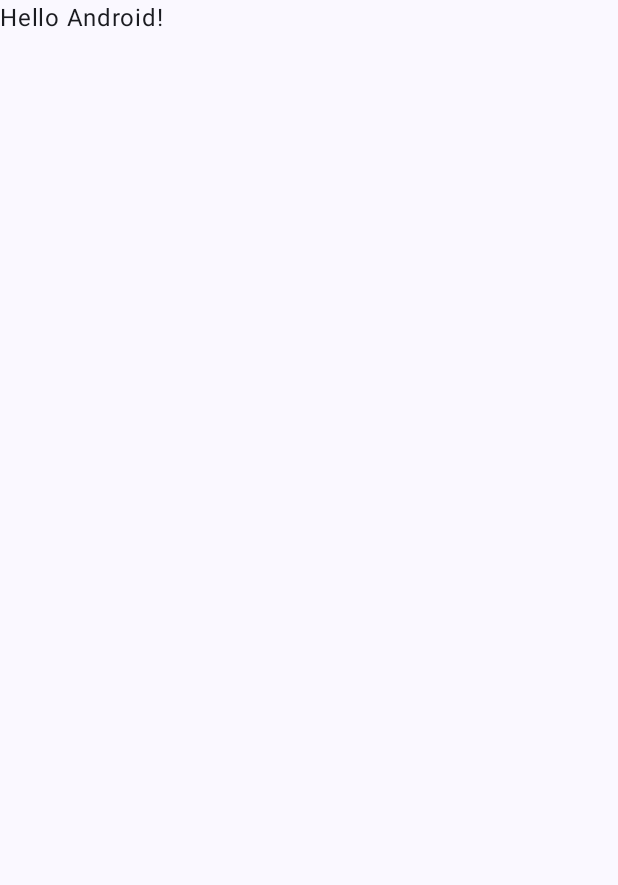
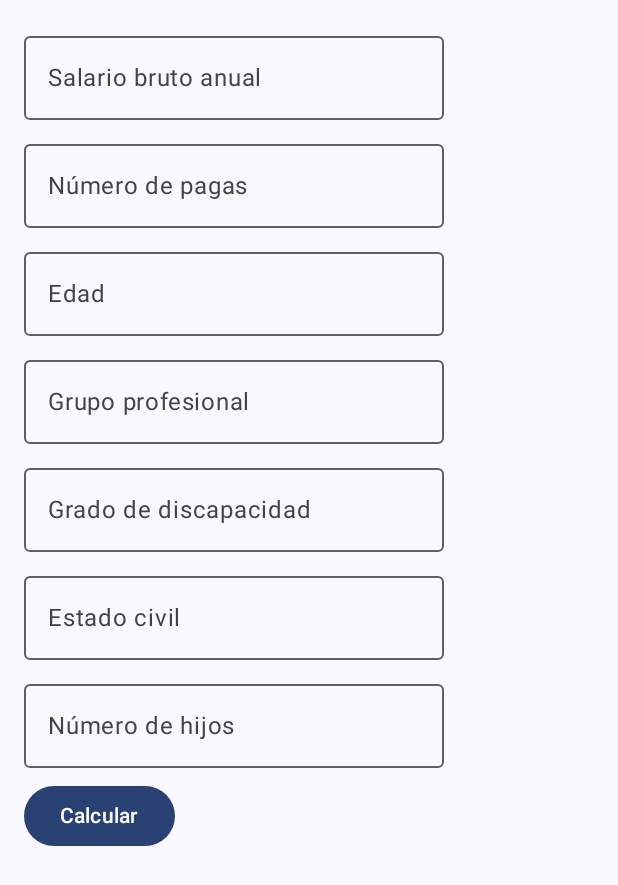
Before and after one commit to Aeb-M/CalculadoraActividadUno, an Android app built with Jetpack Compose: the screen it shows after launch (MainActivity), on a phone screen of 412 x 824 dp. Before the commit the part shown is almost empty. Shown: the top 885 px of the screen. Run offline under Robolectric (Android 15) with nearby library versions, the phone set to English and light mode, and no system bars.

Commit message:
creo vista 1

```diff
--- a/app/src/main/java/com/aebm/calculadoraactividaduno/MainActivity.kt
+++ b/app/src/main/java/com/aebm/calculadoraactividaduno/MainActivity.kt
@@ -12,6 +12,7 @@ import androidx.compose.runtime.Composable
 import androidx.compose.ui.Modifier
 import androidx.compose.ui.tooling.preview.Preview
 import com.aebm.calculadoraactividaduno.ui.theme.CalculadoraActividadUnoTheme
+import com.aebm.calculadoraactividaduno.ui.theme.FormularioScreen
 
 class MainActivity : ComponentActivity() {
     override fun onCreate(savedInstanceState: Bundle?) {
@@ -20,10 +21,7 @@ class MainActivity : ComponentActivity() {
         setContent {
             CalculadoraActividadUnoTheme {
                 Scaffold(modifier = Modifier.fillMaxSize()) { innerPadding ->
-                    Greeting(
-                        name = "Android",
-                        modifier = Modifier.padding(innerPadding)
-                    )
+                    FormularioScreen(modifier = Modifier.padding(innerPadding))
                 }
             }
         }
--- /dev/null
+++ b/app/src/main/java/com/aebm/calculadoraactividaduno/ui/theme/VistaUnoFormulario.kt
@@ -0,0 +1,44 @@
+package com.aebm.calculadoraactividaduno.ui.theme
+
+import androidx.compose.foundation.layout.*
+import androidx.compose.foundation.rememberScrollState
+import androidx.compose.foundation.verticalScroll
+import androidx.compose.material3.*
+import androidx.compose.runtime.*
+import androidx.compose.ui.Modifier
+import androidx.compose.ui.tooling.preview.Preview
+import androidx.compose.ui.unit.dp
+
+@Composable
+fun FormularioScreen(modifier: Modifier = Modifier) {
+    var salarioBruto by remember { mutableStateOf("") }
+    var numPagas by remember { mutableStateOf("") }
+    var edad by remember { mutableStateOf("") }
+    var grupo by remember { mutableStateOf("") }
+    var discapacidad by remember { mutableStateOf("") }
+    var estadoCivil by remember { mutableStateOf("") }
+    var numHijos by remember { mutableStateOf("") }
+
+    Column(
+        modifier = modifier.verticalScroll(rememberScrollState()).padding(16.dp),
+        verticalArrangement = Arrangement.spacedBy(8.dp)
+    ) {
+        OutlinedTextField(value = salarioBruto, onValueChange = { salarioBruto = it }, label = { Text("Salario bruto anual") })
+        OutlinedTextField(value = numPagas, onValueChange = { numPagas = it }, label = { Text("Número de pagas") })
+        OutlinedTextField(value = edad, onValueChange = { edad = it }, label = { Text("Edad") })
+        OutlinedTextField(value = grupo, onValueChange = { grupo = it }, label = { Text("Grupo profesional") })
+        OutlinedTextField(value = discapacidad, onValueChange = { discapacidad = it }, label = { Text("Grado de discapacidad") })
+        OutlinedTextField(value = estadoCivil, onValueChange = { estadoCivil = it }, label = { Text("Estado civil") })
+        OutlinedTextField(value = numHijos, onValueChange = { numHijos = it }, label = { Text("Número de hijos") })
+
+        Button(onClick = { }) {
+            Text("Calcular")
+        }
+    }
+}
+
+@Preview(showBackground = true)
+@Composable
+fun FormularioPreview() {
+    FormularioScreen()
+}
```
